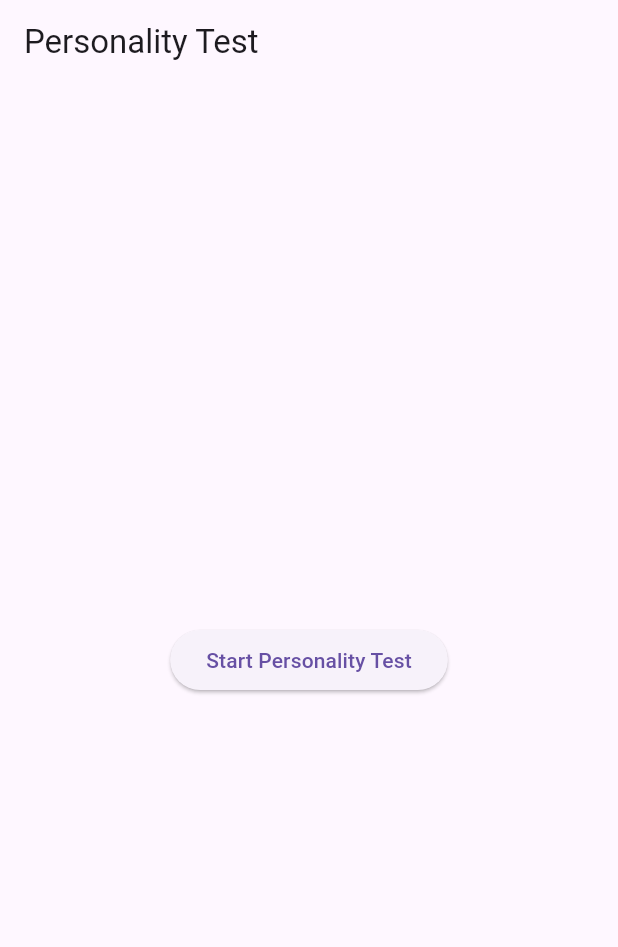
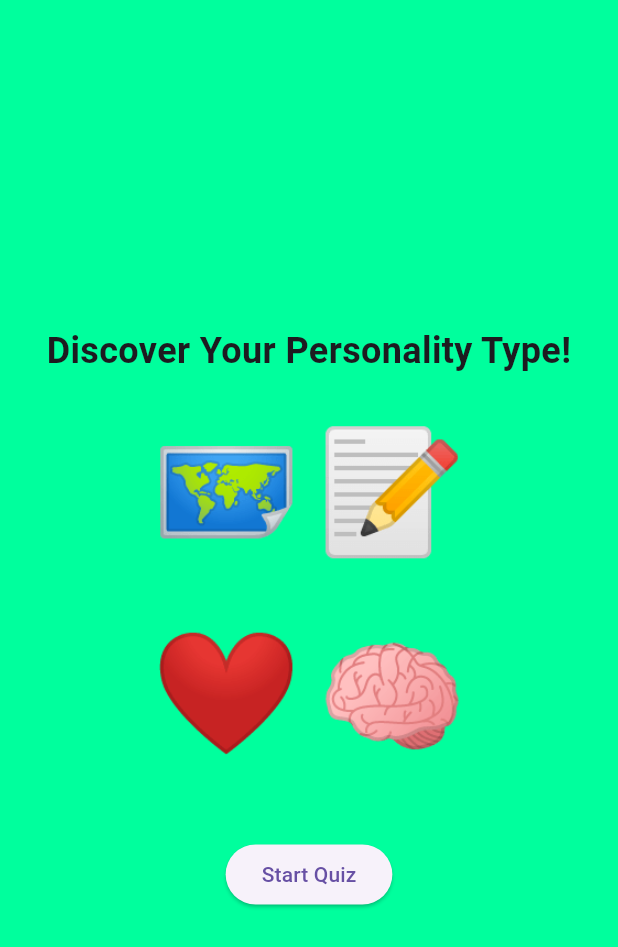
Before and after one commit to MahdiAlyan/personalitytestapp, a Flutter app: the screen it shows after launch, on a phone screen of 412 x 824 dp. Shown: the top 947 px of the screen. Run offline on Flutter 3.47's test engine with Material 3 defaults, Android fonts, the phone set to English and light mode, and no system bars.

Commit message:
last edition

```diff
--- a/lib/main.dart
+++ b/lib/main.dart
@@ -17,6 +17,7 @@ class PersonalityTestApp extends StatefulWidget {
 }
 
 class _PersonalityTestAppState extends State<PersonalityTestApp> {
+
   int _currentQuestionIndex = 0;
   Map<String, int> _personalityScores = {};
 
@@ -57,8 +58,9 @@ class _PersonalityTestAppState extends State<PersonalityTestApp> {
     }
 
     return MaterialApp(
+      debugShowCheckedModeBanner: false,
       home: Scaffold(
-        appBar: AppBar(title: const Text('Personality Test')),
+        backgroundColor: Color.fromARGB(255, 0, 255, 157),
         body: screen,
       ),
     );
--- a/lib/models/personality.dart
+++ b/lib/models/personality.dart
@@ -7,8 +7,8 @@ enum PersonalityType {
 }
 
 final Map<PersonalityType, String> personality = {
-    PersonalityType.Thinker: "You are a Thinker 🧠 Logical, curious, and focused on ideas.",
-    PersonalityType.Feeler: "You are a Feeler ❤️ Empathetic, warm, and guided by emotion.",
-    PersonalityType.Planner: "You are a Planner 📝 Organized, strategic, and goal-oriented.",
-    PersonalityType.Adventurer: "You are an Adventurer 🗺️ Spontaneous, bold, and always exploring.",
+    PersonalityType.Thinker: "You are a Thinker 🧠\n Logical, curious, and focused on ideas.",
+    PersonalityType.Feeler: "You are a Feeler ❤️\n Empathetic, warm, and guided by emotion.",
+    PersonalityType.Planner: "You are a Planner 📝\n Organized, strategic, and goal-oriented.",
+    PersonalityType.Adventurer: "You are an Adventurer🗺️\n Spontaneous, bold, and always exploring.",
 };
--- a/lib/screens/question_screen.dart
+++ b/lib/screens/question_screen.dart
@@ -13,22 +13,34 @@ class QuestionScreen extends StatelessWidget {
 
   @override
   Widget build(BuildContext context) {
-    return Column(
+    return Padding(
+      padding: const EdgeInsets.all(25.0),
+      child: Column(
         mainAxisAlignment: MainAxisAlignment.center,
         children: [
           Text(
             question.questionText,
-          style: const TextStyle(fontSize: 18, fontWeight: FontWeight.bold),
             textAlign: TextAlign.center,
+            style: const TextStyle(
+              fontSize: 24,
+              fontWeight: FontWeight.bold,
+            ),
           ),
           const SizedBox(height: 20),
           ...question.answers.map((answer) {
             return ElevatedButton(
               onPressed: () => onAnswerSelected(answer.personality),
-            child: Text(answer.text),
+                style: ElevatedButton.styleFrom(
+                  padding: const EdgeInsets.symmetric(horizontal: 20, vertical: 10),
+                  backgroundColor: const Color.fromARGB(255, 0, 247, 255),
+                ),
+              child: Text(
+                answer.text,
+                style: const TextStyle(fontSize: 18, color: Colors.black),
+              ),
             );
-        }),
-      ],
+          })
+      ],)
     );
   }
 }
--- a/lib/screens/result_screen.dart
+++ b/lib/screens/result_screen.dart
@@ -1,4 +1,5 @@
 import 'package:flutter/material.dart';
+import '../models/personality.dart';
 
 class ResultScreen extends StatelessWidget {
   final String resultText;
@@ -16,12 +17,16 @@ class ResultScreen extends StatelessWidget {
       child: Column(
         mainAxisAlignment: MainAxisAlignment.center,
         children: [
+
           Text(
-            resultText,
-            style: const TextStyle(fontSize: 20, fontWeight: FontWeight.bold),
+            personality[PersonalityType.values.firstWhere((type) => resultText.contains(type.name))] ??
+            "Unknown Personality Type",
+            style: const TextStyle(fontSize: 18),
             textAlign: TextAlign.center,
           ),
+
           const SizedBox(height: 20),
+
           ElevatedButton(
             onPressed: onRestart,
             child: const Text('Restart Test'),
--- a/lib/screens/start_screen.dart
+++ b/lib/screens/start_screen.dart
@@ -7,11 +7,42 @@ class StartScreen extends StatelessWidget {
 
   @override
   Widget build(BuildContext context) {
-    return Center(
-      child: ElevatedButton(
-        onPressed: onStartQuiz,
-        child: const Text('Start Personality Test'),
-      ),
+    return Column(
+      mainAxisAlignment: MainAxisAlignment.center,
+      children: [
+        const Text(
+          'Discover Your Personality Type!',
+          style: TextStyle(fontSize: 24, fontWeight: FontWeight.bold),
+          textAlign: TextAlign.center,
+        ),
+        const SizedBox(height: 20),
+        Row(
+          mainAxisAlignment: MainAxisAlignment.center,
+          children: [
+            const Text('🗺️',style: TextStyle(fontSize: 80, fontWeight: FontWeight.bold)),
+            const SizedBox(width: 10),
+            const Text('📝',style: TextStyle(fontSize: 80, fontWeight: FontWeight.bold)),
+            const SizedBox(height: 10),
+          ],
+        ),
+        const SizedBox(height: 20),
+        Row(
+          mainAxisAlignment: MainAxisAlignment.center,
+          children: [
+            const Text('❤️',style: TextStyle(fontSize: 80, fontWeight: FontWeight.bold)),
+            const SizedBox(width: 10),
+            const Text('🧠',style: TextStyle(fontSize: 80, fontWeight: FontWeight.bold)),
+            const SizedBox(height: 10),
+          ],
+        ),
+
+        const SizedBox(height: 40),
+        ElevatedButton(
+          onPressed: onStartQuiz,
+          child: const Text('Start Quiz'),
+        ),
+      ],
     );
   }
+
 }
```
Lines whose indentation alone changed are shown as unchanged.
